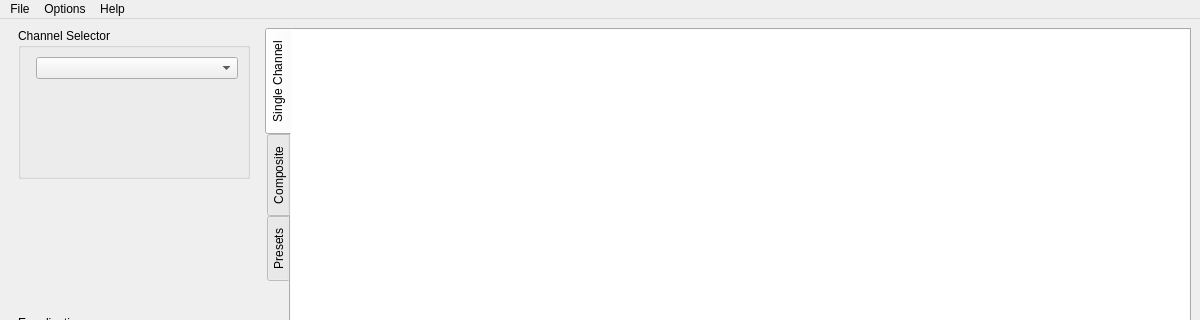
Old version of the form src/mainwindow.ui in the repository Xerbo/LeanHRPT-Decode; both pictures show x 0 to 1200 and y 0 to 320 of the 1200 by 600 pixel window.
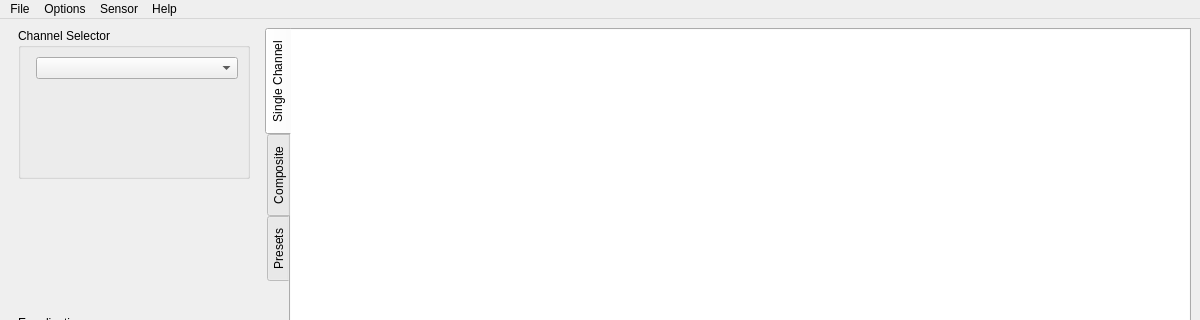
New version of the form. Icons and pictures are not drawn.

Commit message: Basic GUI support for multiple sensors

Patch:
```diff
--- a/src/mainwindow.ui
+++ b/src/mainwindow.ui
@@ -482,8 +482,14 @@
     <addaction name="actionAbout_LeanHRPT"/>
     <addaction name="actionAbout_Qt"/>
    </widget>
+   <widget class="QMenu" name="menuSensor">
+    <property name="title">
+     <string>Sensor</string>
+    </property>
+   </widget>
    <addaction name="menuFile"/>
    <addaction name="menuOptions"/>
+   <addaction name="menuSensor"/>
    <addaction name="menuHelp"/>
   </widget>
   <widget class="QStatusBar" name="statusbar"/>
```
The commit also changes 7 other files.
